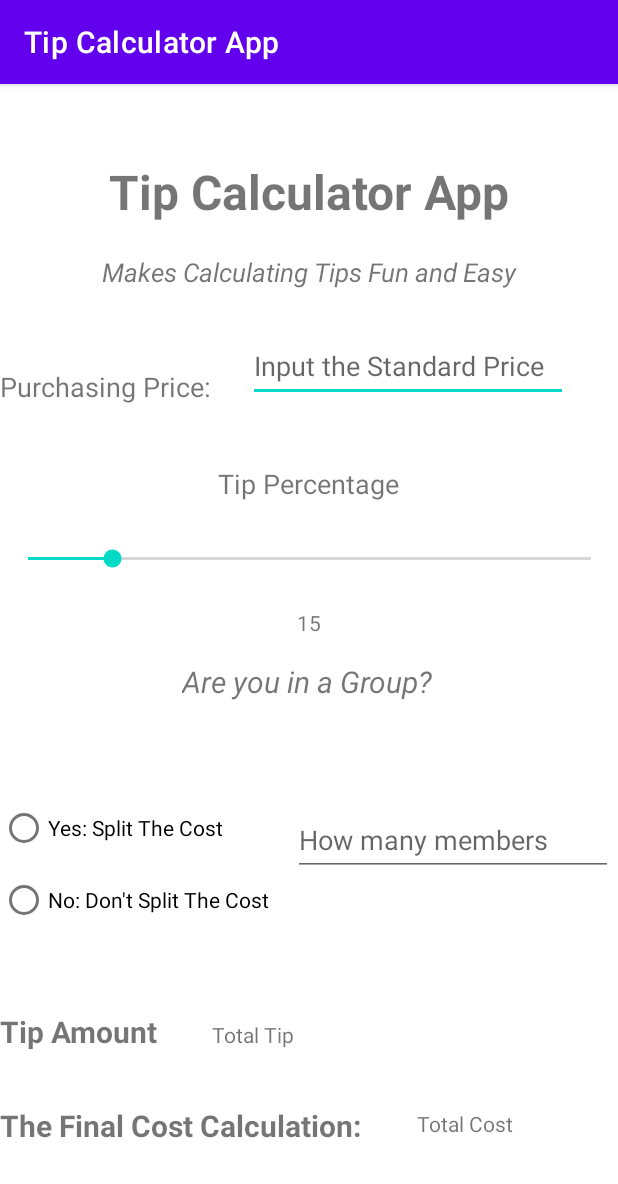
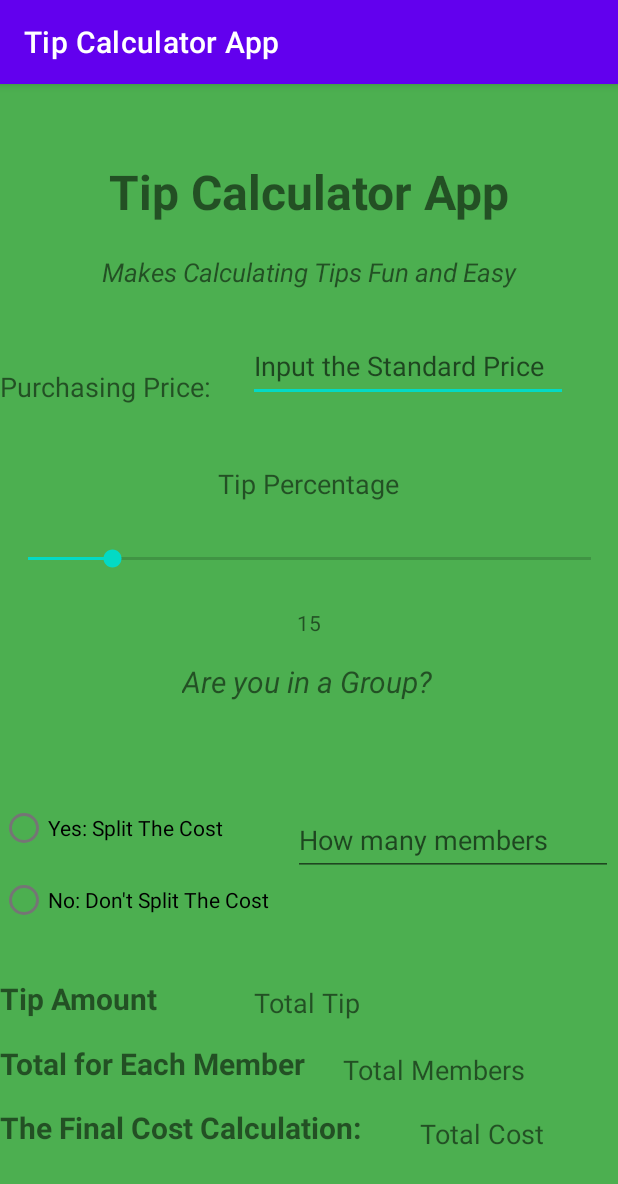
Before and after one commit to HelloWorldtyp/Tip-Calculator-App, an Android app: the screen it shows after launch (MainActivity), on a phone screen of 412 x 824 dp. Shown: the top 1184 px of the screen. Run offline under Robolectric (Android 15) with nearby library versions, the phone set to English and light mode, and no system bars.

Commit message:
Second Commit May Need New Changes

```diff
--- a/app/src/main/java/com/example/tipcalculatorapp/MainActivity.java
+++ b/app/src/main/java/com/example/tipcalculatorapp/MainActivity.java
@@ -21,6 +21,7 @@ public class MainActivity extends AppCompatActivity {
     EditText group;
     EditText Input;
     TextView Tip;
+    TextView members;
     TextView Final;
     RadioGroup radio;
     RadioButton inGroup;
@@ -39,6 +40,7 @@ public class MainActivity extends AppCompatActivity {
         noGroup = findViewById(R.id.noGroup);
         Final = findViewById(R.id.TotalCostDisplay);
         Tip = findViewById(R.id.TipPercentage);
+        members = findViewById(R.id.totalMembers);
 
 
         seekbar.setOnSeekBarChangeListener(new SeekBar.OnSeekBarChangeListener() {
@@ -62,16 +64,21 @@ public class MainActivity extends AppCompatActivity {
             public boolean onEditorAction(TextView textView, int i, KeyEvent keyEvent) {
                 if(i == EditorInfo.IME_ACTION_DONE){
                     double input = Double.parseDouble(Input.getText().toString());
-                    int percentage = Integer.parseInt(seekLabel.getText().toString());
-                    double tip_amount = (1 + (percentage/100) * input);
+                    double percentage = Double.parseDouble(seekLabel.getText().toString());
+                    double tip_amount = ((percentage/100) * input);
                     double total = input + tip_amount;
+
 
                     if(inGroup.isChecked()){
                         double group_members = Double.parseDouble(group.getText().toString());
-                        total = (input + tip_amount)/group_members;
+                        total = (tip_amount/group_members);
+                        double Members = total/group_members;
+                        members.setText(String.format("%.3f", Members));
+
                     }else if(noGroup.isChecked()){
                         total = input + tip_amount;
                     }
+
                     Tip.setText(String.format("%.3f", tip_amount));
                     Final.setText(String.format("%.3f", total));
                 }
--- a/app/src/main/res/layout/activity_main.xml
+++ b/app/src/main/res/layout/activity_main.xml
@@ -4,6 +4,7 @@
     xmlns:tools="http://schemas.android.com/tools"
     android:layout_width="match_parent"
     android:layout_height="match_parent"
+    android:background="#4CAF50"
     tools:context=".MainActivity">
 
     <TextView
@@ -48,6 +49,7 @@
         android:layout_marginBottom="92dp"
         android:ems="10"
         android:hint="Input the Standard Price"
+        android:imeOptions="actionDone"
         android:inputType="number"
         android:minHeight="48dp"
         app:layout_constraintBottom_toTopOf="@+id/seekBar"
@@ -136,29 +138,30 @@
         android:id="@+id/TotalCostDisplay"
         android:layout_width="wrap_content"
         android:layout_height="wrap_content"
-        android:layout_marginTop="40dp"
+        android:layout_marginTop="18dp"
         android:text="Total Cost"
+        android:textSize="18sp"
         app:layout_constraintEnd_toEndOf="parent"
-        app:layout_constraintHorizontal_bias="0.316"
+        app:layout_constraintHorizontal_bias="0.412"
         app:layout_constraintStart_toEndOf="@+id/textView4"
-        app:layout_constraintTop_toBottomOf="@+id/TipPercentage" />
+        app:layout_constraintTop_toBottomOf="@+id/totalMembers" />
 
     <TextView
         android:id="@+id/textView4"
         android:layout_width="wrap_content"
         android:layout_height="wrap_content"
-        android:layout_marginTop="35dp"
+        android:layout_marginTop="15dp"
         android:text="The Final Cost Calculation: "
         android:textSize="20sp"
         android:textStyle="bold"
         app:layout_constraintStart_toStartOf="parent"
-        app:layout_constraintTop_toBottomOf="@+id/textView7" />
+        app:layout_constraintTop_toBottomOf="@+id/textView8" />
 
     <TextView
         android:id="@+id/textView7"
         android:layout_width="wrap_content"
         android:layout_height="wrap_content"
-        android:layout_marginTop="50dp"
+        android:layout_marginTop="28dp"
         android:text="Tip Amount"
         android:textSize="20sp"
         android:textStyle="bold"
@@ -169,10 +172,33 @@
         android:id="@+id/TipPercentage"
         android:layout_width="wrap_content"
         android:layout_height="wrap_content"
-        android:layout_marginStart="36dp"
-        android:layout_marginTop="96dp"
+        android:layout_marginStart="64dp"
+        android:layout_marginTop="72dp"
         android:text="Total Tip"
+        android:textSize="18sp"
         app:layout_constraintStart_toEndOf="@+id/textView7"
         app:layout_constraintTop_toBottomOf="@+id/GroupInput" />
 
+    <TextView
+        android:id="@+id/textView8"
+        android:layout_width="wrap_content"
+        android:layout_height="wrap_content"
+        android:layout_marginTop="16dp"
+        android:text="Total for Each Member"
+        android:textSize="20sp"
+        android:textStyle="bold"
+        app:layout_constraintStart_toStartOf="parent"
+        app:layout_constraintTop_toBottomOf="@+id/textView7" />
+
+    <TextView
+        android:id="@+id/totalMembers"
+        android:layout_width="wrap_content"
+        android:layout_height="wrap_content"
+        android:layout_marginStart="25dp"
+        android:layout_marginTop="20dp"
+        android:text="Total Members"
+        android:textSize="18sp"
+        app:layout_constraintStart_toEndOf="@+id/textView8"
+        app:layout_constraintTop_toBottomOf="@+id/TipPercentage" />
+
 </androidx.constraintlayout.widget.ConstraintLayout>
```
